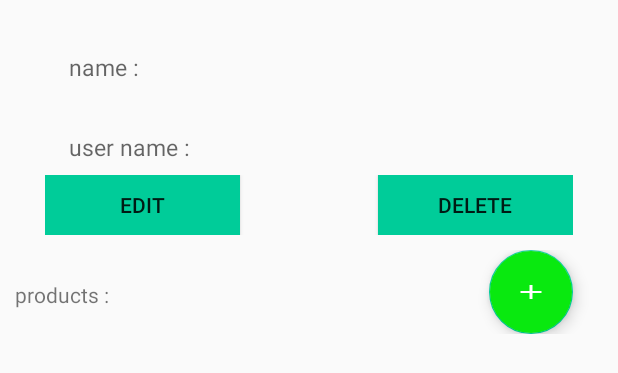
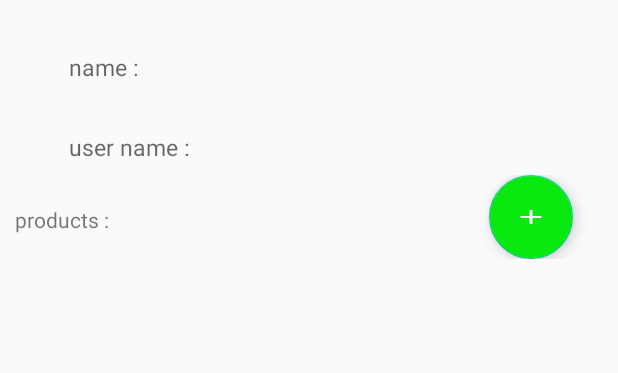
Before and after one commit to AabiNoxtchi/inventory-management-system, an Android app: the layout activity_employee_add.xml on its own in the app's theme, with its tools: preview values and no code run, on a phone screen of 412 x 824 dp. Shown: the top 373 px of the screen. Run offline under Robolectric (Android 15) with nearby library versions, the phone set to English and light mode, and no system bars; network calls fail.

Commit message:
update employee

```diff
--- /dev/null
+++ b/inventory_UI/app/src/main/res/drawable/ic_arrow_back_black_24dp.xml
@@ -0,0 +1,5 @@
+<vector android:height="24dp" android:tint="#FFFFFF"
+    android:viewportHeight="24.0" android:viewportWidth="24.0"
+    android:width="24dp" xmlns:android="http://schemas.android.com/apk/res/android">
+    <path android:fillColor="#FF000000" android:pathData="M20,11H7.83l5.59,-5.59L12,4l-8,8 8,8 1.41,-1.41L7.83,13H20v-2z"/>
+</vector>
--- /dev/null
+++ b/inventory_UI/app/src/main/res/drawable/ic_navigation_black_24dp.xml
@@ -0,0 +1,5 @@
+<vector android:height="24dp" android:tint="#FFFFFF"
+    android:viewportHeight="24.0" android:viewportWidth="24.0"
+    android:width="24dp" xmlns:android="http://schemas.android.com/apk/res/android">
+    <path android:fillColor="#FF000000" android:pathData="M3,18h18v-2L3,16v2zM3,13h18v-2L3,11v2zM3,6v2h18L21,6L3,6z"/>
+</vector>
--- a/inventory_UI/app/src/main/res/layout/activity_employee_add.xml
+++ b/inventory_UI/app/src/main/res/layout/activity_employee_add.xml
@@ -1,4 +1,5 @@
 <?xml version="1.0" encoding="utf-8"?>
+
 <LinearLayout
     xmlns:android="http://schemas.android.com/apk/res/android"
     xmlns:app="http://schemas.android.com/apk/res-auto"
@@ -14,41 +15,18 @@
             android:layout_height="wrap_content"
             style="@style/Widget.MaterialComponents.TextInputLayout.FilledBox.Dense"
             android:layout_marginHorizontal="20dp"
+            android:inputType="textNoSuggestions"
             android:textSize="15dp"
-        android:hint="name :"
-        android:inputType="text"/>
+            android:hint="name :"/>
         <com.google.android.material.textfield.TextInputEditText
             android:id="@+id/employeeUserNameAdd"
             android:layout_width="match_parent"
             android:layout_height="wrap_content"
             style="@style/Widget.MaterialComponents.TextInputLayout.FilledBox.Dense"
             android:layout_marginHorizontal="20dp"
+            android:inputType="textNoSuggestions"
             android:textSize="15dp"
-        android:hint="user name :"
-        android:inputType="text"/>
-    <RelativeLayout
-        android:id="@+id/employeeAddButtons"
-        android:layout_width="match_parent"
-        android:layout_height="wrap_content"
-        android:layout_marginHorizontal="20dp"
-        android:layout_marginBottom="10dp">
-            <Button
-                android:id="@+id/btn_edit_employee"
-                android:layout_width="wrap_content"
-                android:layout_height="40dp"
-                android:layout_alignParentStart="true"
-                android:paddingHorizontal="50dp"
-                android:background="@color/colorPrimary"
-                android:text="Edit" />
-            <Button
-                android:id="@+id/btn_delete_employee"
-                android:layout_width="wrap_content"
-                android:layout_height="40dp"
-                android:layout_alignParentEnd="true"
-                android:paddingHorizontal="40dp"
-                android:background="@color/colorPrimary"
-                android:text="Delete" />
-    </RelativeLayout>
+            android:hint="user name :"/>
         <androidx.coordinatorlayout.widget.CoordinatorLayout
             android:layout_width="match_parent"
             android:layout_height="wrap_content">
@@ -71,7 +49,8 @@
                 android:layout_marginEnd="20dp"
                 android:backgroundTint="#09E90F"
                 android:src="@drawable/ic_add_black_24dp"
-            app:fabSize="normal"></com.google.android.material.floatingactionbutton.FloatingActionButton>
+                app:fabSize="normal">
+            </com.google.android.material.floatingactionbutton.FloatingActionButton>
         </androidx.coordinatorlayout.widget.CoordinatorLayout>
         <ListView
             android:id="@+id/productsList"
```
Also changed, not shown: inventory/src/main/java/com/inventory/inventory/Controller/ProductsController.java (+7 -13 lines), inventory/src/main/java/com/inventory/inventory/auth/Service/UserDetailsServiceImpl.java (+6 -21 lines), inventory_UI/app/src/main/java/com/example/inventoryui/Activities/Admin/AdminAddMolActivity.java (+18 -17 lines), inventory_UI/app/src/main/java/com/example/inventoryui/Activities/Employees/EmployeeAddActivity.java (+70 -70 lines), inventory_UI/app/src/main/res/menu/employee_add_menu.xml (added, +19 -0 lines). Lines whose indentation alone changed are shown as unchanged.
